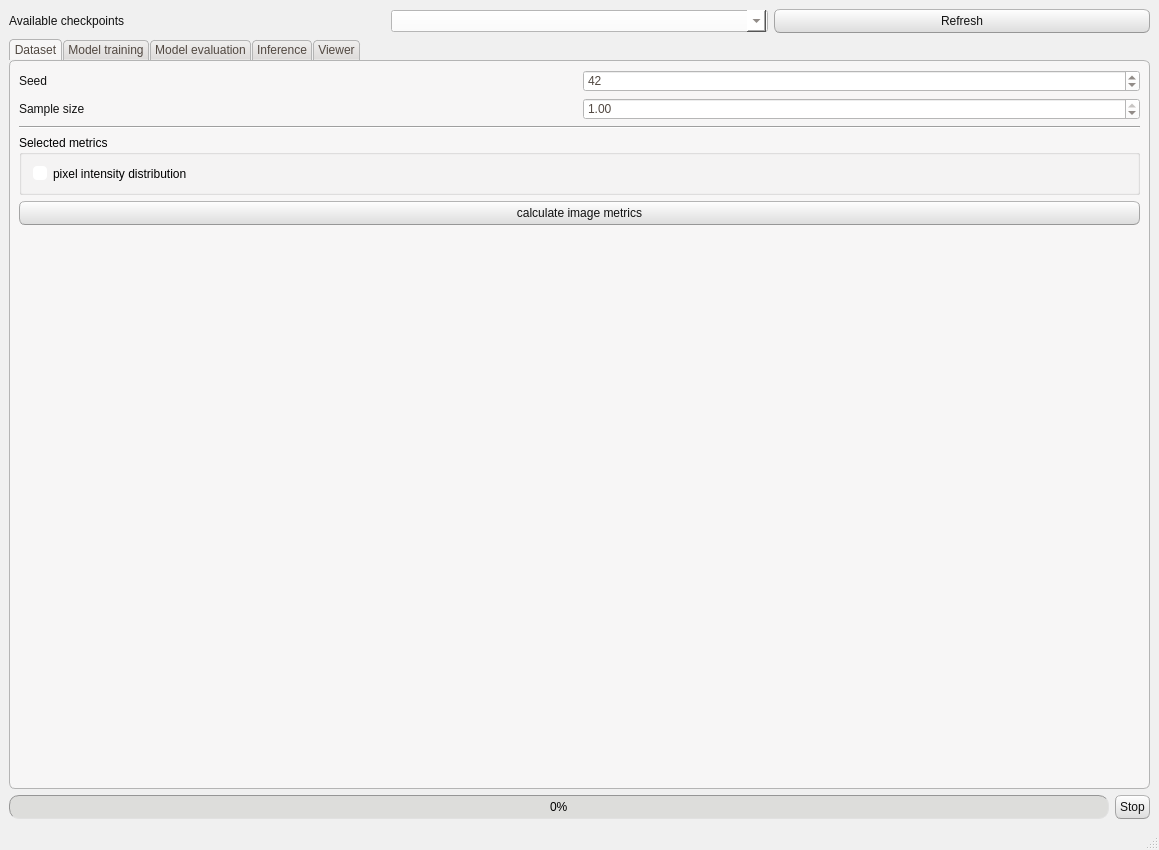
Old version of the form FEXT/commons/interface/layout/window_layout.ui in the repository CTCycle/FEXT-Autoencoder.
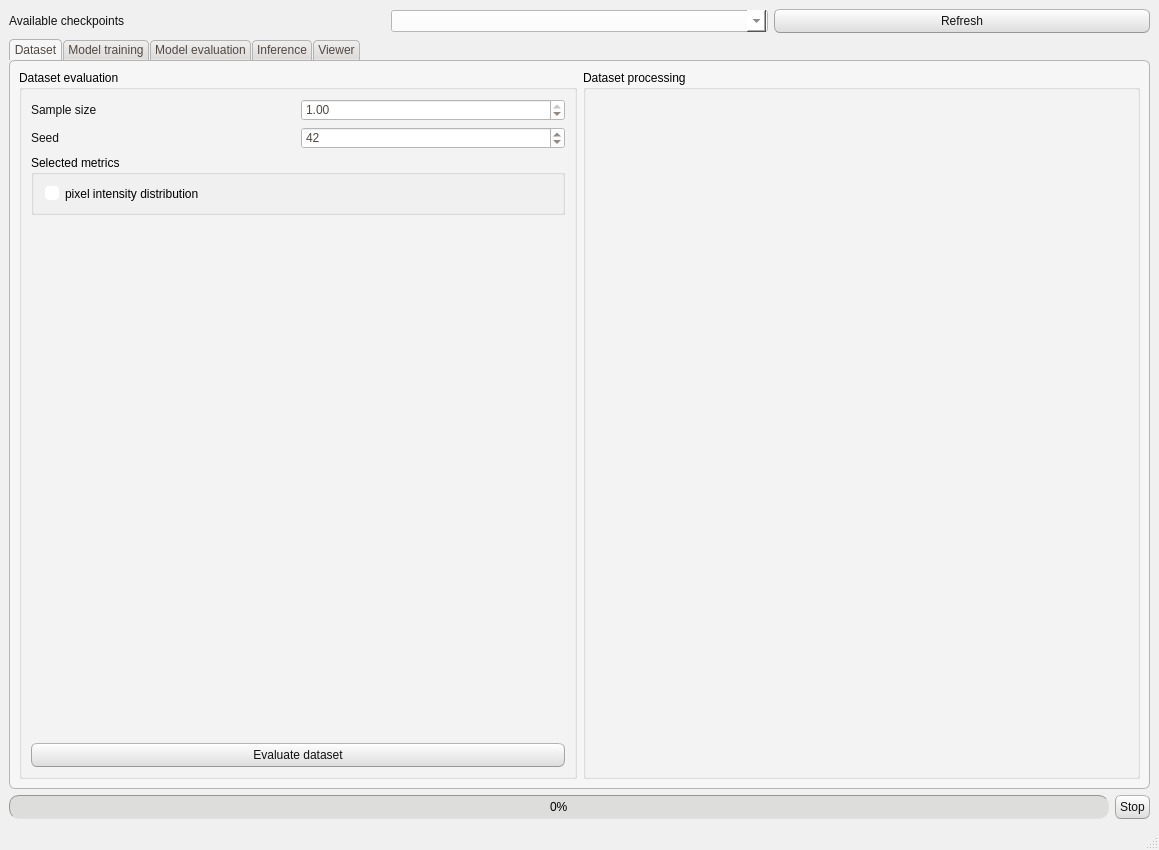
New version of the form. The open tabs and pages were chosen to show the change.

Commit message: fixed UI and other parts of code (minor refactoring)

What changed in the file:
```diff
--- a/FEXT/commons/interface/layout/window_layout.ui
+++ b/FEXT/commons/interface/layout/window_layout.ui
@@ -549,25 +549,13 @@
        <attribute name="title">
         <string>Dataset</string>
        </attribute>
+       <layout class="QGridLayout" name="gridLayout_4">
+        <item row="0" column="0">
+         <widget class="QGroupBox" name="datasetEvalGroup">
+          <property name="title">
+           <string>Dataset evaluation</string>
+          </property>
        <layout class="QVBoxLayout" name="verticalLayout_7">
-        <item>
-         <layout class="QHBoxLayout" name="datasetMetricGroup">
-          <item>
-           <widget class="QLabel" name="seedLabel">
-            <property name="text">
-             <string>Seed</string>
-            </property>
-           </widget>
-          </item>
-          <item>
-           <widget class="QSpinBox" name="seed">
-            <property name="value">
-             <number>42</number>
-            </property>
-           </widget>
-          </item>
-         </layout>
-        </item>
         <item>
          <layout class="QHBoxLayout" name="horizontalLayout">
           <item>
@@ -593,14 +581,25 @@
          </layout>
         </item>
         <item>
-         <widget class="Line" name="line">
-          <property name="orientation">
-           <enum>Qt::Orientation::Horizontal</enum>
+            <layout class="QHBoxLayout" name="seedLayout">
+             <item>
+              <widget class="QLabel" name="seedLabel">
+               <property name="text">
+                <string>Seed</string>
           </property>
          </widget>
         </item>
         <item>
-         <widget class="QGroupBox" name="groupBox_7">
+              <widget class="QSpinBox" name="seed">
+               <property name="value">
+                <number>42</number>
+               </property>
+              </widget>
+             </item>
+            </layout>
+           </item>
+           <item>
+            <widget class="QGroupBox" name="selectedMetricsGroup">
           <property name="title">
            <string>Selected metrics</string>
           </property>
@@ -615,13 +614,6 @@
           </layout>
          </widget>
         </item>
-        <item>
-         <widget class="QPushButton" name="getImgMetrics">
-          <property name="text">
-           <string>calculate image metrics</string>
-          </property>
-         </widget>
-        </item>
         <item>
          <spacer name="verticalSpacer">
           <property name="orientation">
@@ -634,6 +626,38 @@
            </size>
           </property>
          </spacer>
+           </item>
+           <item>
+            <widget class="QPushButton" name="evaluateDataset">
+             <property name="text">
+              <string>Evaluate dataset</string>
+             </property>
+            </widget>
+           </item>
+          </layout>
+         </widget>
+        </item>
+        <item row="0" column="1">
+         <widget class="QGroupBox" name="groupBox_13">
+          <property name="title">
+           <string>Dataset processing</string>
+          </property>
+          <layout class="QVBoxLayout" name="verticalLayout_22">
+           <item>
+            <spacer name="verticalSpacer_11">
+             <property name="orientation">
+              <enum>Qt::Orientation::Vertical</enum>
+             </property>
+             <property name="sizeHint" stdset="0">
+              <size>
+               <width>218</width>
+               <height>602</height>
+              </size>
+             </property>
+            </spacer>
+           </item>
+          </layout>
+         </widget>
         </item>
        </layout>
       </widget>
```
Left out of the diff: 2 changed lines with no effect on the pictures. Lines whose indentation alone changed are shown as unchanged. The commit also changes 4 other files.
